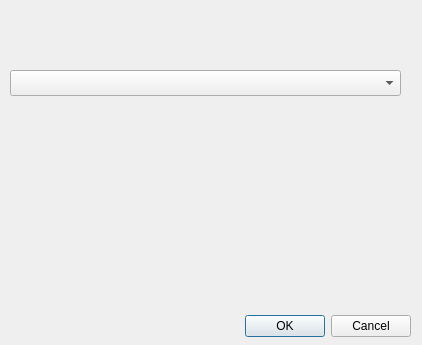
The window that resources/ui/tools_dialog.ui (namuan/http-rider) describes before a commit, drawn with Qt 5.
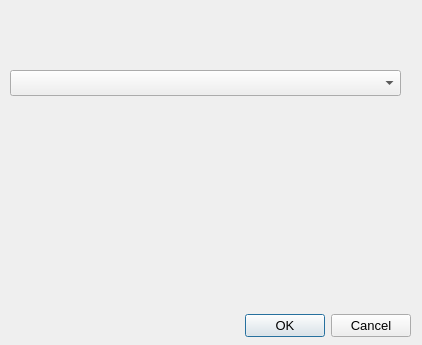
The same window after the commit.

Commit message: [Feature] Added Raw Request/Response rendering [Improv] Refactored more files to absolute imports [Improv] Changed font size to 10

Patch:
```diff
--- a/resources/ui/tools_dialog.ui
+++ b/resources/ui/tools_dialog.ui
@@ -10,6 +10,11 @@
     <height>345</height>
    </rect>
   </property>
+  <property name="font">
+   <font>
+    <pointsize>10</pointsize>
+   </font>
+  </property>
   <property name="windowTitle">
    <string>Dialog</string>
   </property>
```
The commit also changes 56 other files.
